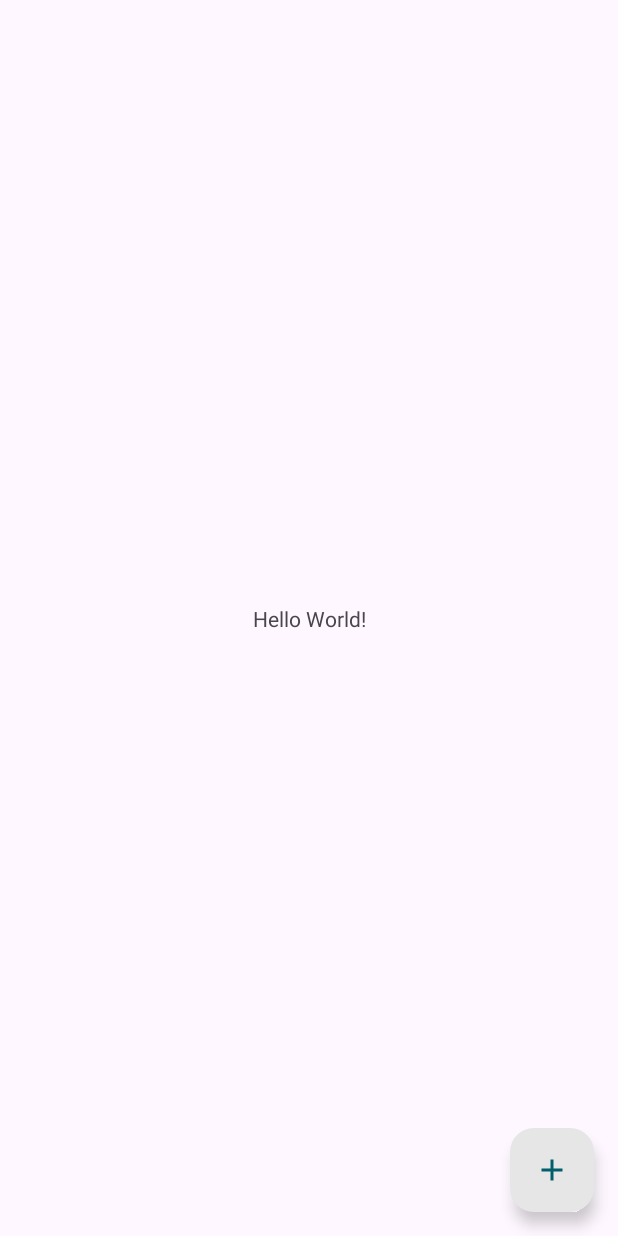
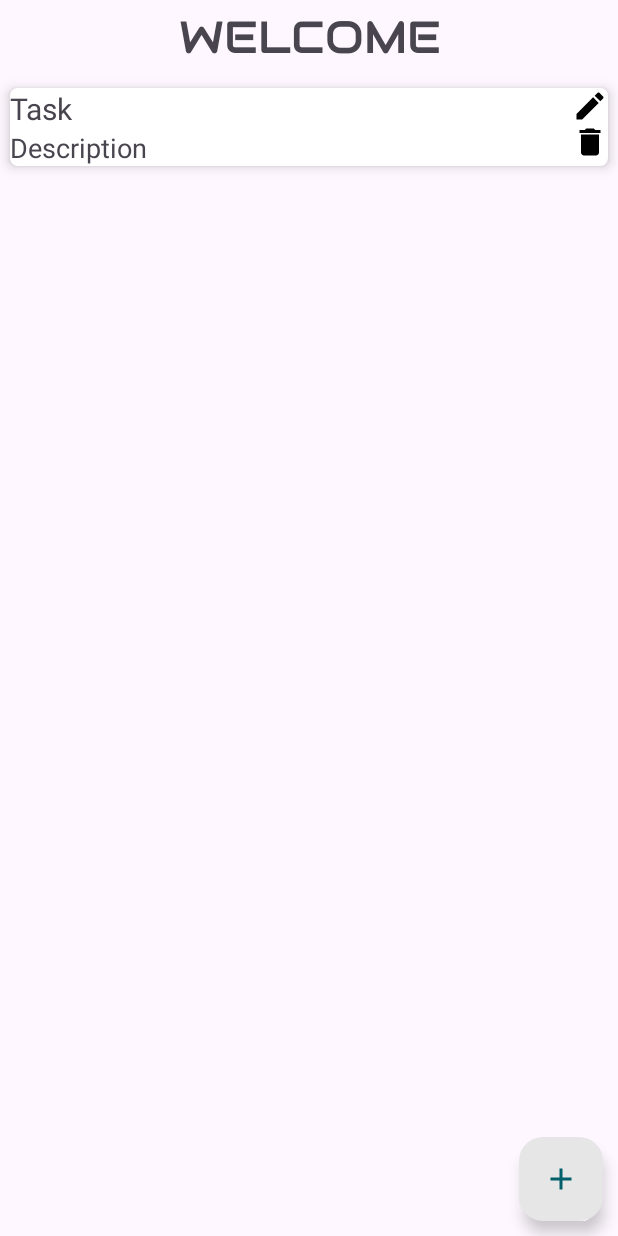
Before and after one commit to abdullahbinshahzad/KotlinTODO_List, an Android app: the layout activity_main.xml on its own in the app's theme, with its tools: preview values and no code run, on a phone screen of 412 x 824 dp. Run offline under Robolectric (Android 15) with nearby library versions, the phone set to English and light mode, and no system bars.

Commit message:
TODO LIST UPDATES

```diff
--- a/app/build.gradle.kts
+++ b/app/build.gradle.kts
@@ -49,6 +49,7 @@ dependencies {
     testImplementation("junit:junit:4.13.2")
     androidTestImplementation("androidx.test.ext:junit:1.1.5")
     androidTestImplementation("androidx.test.espresso:espresso-core:3.5.1")
+    implementation("androidx.lifecycle:lifecycle-viewmodel-ktx:2.6.2")
     implementation ("androidx.room:room-ktx:2.6.0")
     implementation("androidx.room:room-runtime:2.6.0")
 }
--- a/app/src/main/java/com/example/kotlintodo_list/data/ListEntity.kt
+++ b/app/src/main/java/com/example/kotlintodo_list/data/ListEntity.kt
@@ -4,6 +4,8 @@ import androidx.room.Entity
 
 @Entity (tableName = "KotlinTODO_List")
 data class ListEntity(
+
+    val id: Int,
     val task: String,
     val description: String
 )
--- /dev/null
+++ b/app/src/main/res/drawable/baseline_delete_24.xml
@@ -0,0 +1,5 @@
+<vector android:height="24dp" android:tint="#000000"
+    android:viewportHeight="24" android:viewportWidth="24"
+    android:width="24dp" xmlns:android="http://schemas.android.com/apk/res/android">
+    <path android:fillColor="@android:color/white" android:pathData="M6,19c0,1.1 0.9,2 2,2h8c1.1,0 2,-0.9 2,-2V7H6v12zM19,4h-3.5l-1,-1h-5l-1,1H5v2h14V4z"/>
+</vector>
--- /dev/null
+++ b/app/src/main/res/drawable/baseline_edit_24.xml
@@ -0,0 +1,5 @@
+<vector android:height="24dp" android:tint="#000000"
+    android:viewportHeight="24" android:viewportWidth="24"
+    android:width="24dp" xmlns:android="http://schemas.android.com/apk/res/android">
+    <path android:fillColor="@android:color/white" android:pathData="M3,17.25V21h3.75L17.81,9.94l-3.75,-3.75L3,17.25zM20.71,7.04c0.39,-0.39 0.39,-1.02 0,-1.41l-2.34,-2.34c-0.39,-0.39 -1.02,-0.39 -1.41,0l-1.83,1.83 3.75,3.75 1.83,-1.83z"/>
+</vector>
--- a/app/src/main/res/layout/activity_main.xml
+++ b/app/src/main/res/layout/activity_main.xml
@@ -1,32 +1,44 @@
 <?xml version="1.0" encoding="utf-8"?>
-<androidx.constraintlayout.widget.ConstraintLayout xmlns:android="http://schemas.android.com/apk/res/android"
+<androidx.coordinatorlayout.widget.CoordinatorLayout xmlns:android="http://schemas.android.com/apk/res/android"
     xmlns:app="http://schemas.android.com/apk/res-auto"
     xmlns:tools="http://schemas.android.com/tools"
     android:layout_width="match_parent"
     android:layout_height="match_parent"
     tools:context=".MainActivity">
 
-    <TextView
-        android:layout_width="wrap_content"
-        android:layout_height="wrap_content"
-        android:text="Hello World!"
-        app:layout_constraintBottom_toBottomOf="parent"
-        app:layout_constraintEnd_toEndOf="parent"
-        app:layout_constraintStart_toStartOf="parent"
-        app:layout_constraintTop_toTopOf="parent" />
+    <LinearLayout
+        android:id="@+id/linearLayout"
+        android:layout_width="match_parent"
+        android:layout_height="match_parent"
+        android:orientation="vertical"
+        android:layout_marginBottom="60dp">
 
+        <TextView
+            android:layout_width="match_parent"
+            android:layout_height="wrap_content"
+            android:gravity="center"
+            android:padding="5dp"
+            android:text="WELCOME"
+            android:fontFamily="@font/audiowide"
+            android:textSize="30sp"
+            app:tint="@color/text_color" />
+
+        <androidx.recyclerview.widget.RecyclerView
+            android:id="@+id/task_RecyclerView"
+            android:layout_width="match_parent"
+            android:layout_height="wrap_content"
+            tools:listitem="@layout/task_card_template"/>
+
+    </LinearLayout>
 
     <com.google.android.material.floatingactionbutton.FloatingActionButton
         android:id="@+id/addButton"
         android:layout_width="wrap_content"
         android:layout_height="wrap_content"
-        android:layout_marginEnd="16dp"
-        android:layout_marginBottom="16dp"
+        android:layout_gravity="bottom|end"
+        android:layout_margin="10dp"
         app:tint="@color/text_color"
         android:backgroundTint="@color/grey"
-        app:layout_constraintBottom_toBottomOf="parent"
-        app:layout_constraintEnd_toEndOf="parent"
-        app:srcCompat="@drawable/baseline_add_24"
-        tools:ignore="MissingConstraints" />
+        app:srcCompat="@drawable/baseline_add_24" />
 
-</androidx.constraintlayout.widget.ConstraintLayout>
+    </androidx.coordinatorlayout.widget.CoordinatorLayout>
--- /dev/null
+++ b/app/src/main/res/layout/task_card_template.xml
@@ -0,0 +1,69 @@
+<?xml version="1.0" encoding="utf-8"?>
+<LinearLayout xmlns:android="http://schemas.android.com/apk/res/android"
+    android:layout_width="match_parent"
+    android:layout_height="match_parent"
+    xmlns:app="http://schemas.android.com/apk/res-auto"
+    android:orientation="vertical">
+
+    <androidx.cardview.widget.CardView
+        android:layout_width="match_parent"
+        android:layout_height="wrap_content"
+        app:cardElevation="5dp"
+        app:cardCornerRadius="5dp"
+        app:cardUseCompatPadding="true"
+        >
+
+        <RelativeLayout
+            android:layout_width="match_parent"
+            android:layout_height="wrap_content">
+
+            <LinearLayout
+                android:layout_width="match_parent"
+                android:layout_height="wrap_content"
+                android:layout_toStartOf="@id/edit_deleteLayout"
+                android:orientation="vertical">
+
+                <TextView
+                    android:id="@+id/task_TextView"
+                    android:layout_width="match_parent"
+                    android:layout_height="wrap_content"
+                    android:textSize="20dp"
+                    android:text="Task">
+                </TextView>
+
+                <TextView
+                    android:id="@+id/description_TextView"
+                    android:layout_width="match_parent"
+                    android:layout_height="wrap_content"
+                    android:textSize="18dp"
+                    android:text="Description">
+                </TextView>
+
+            </LinearLayout>
+
+            <LinearLayout
+                android:id="@+id/edit_deleteLayout"
+                android:layout_width="wrap_content"
+                android:layout_height="wrap_content"
+                android:layout_alignParentEnd="true"
+                android:gravity="center_vertical"
+                android:orientation="vertical"
+                >
+
+                <ImageView
+                    android:id="@+id/editImageView"
+                    android:layout_width="wrap_content"
+                    android:layout_height="wrap_content"
+                    app:srcCompat="@drawable/baseline_edit_24"
+                    />
+
+                <ImageView
+                    android:id="@+id/deleteImageView"
+                    android:layout_width="wrap_content"
+                    android:layout_height="wrap_content"
+                    app:srcCompat="@drawable/baseline_delete_24"
+                    />
+            </LinearLayout>
+        </RelativeLayout>
+    </androidx.cardview.widget.CardView>
+</LinearLayout>
```
